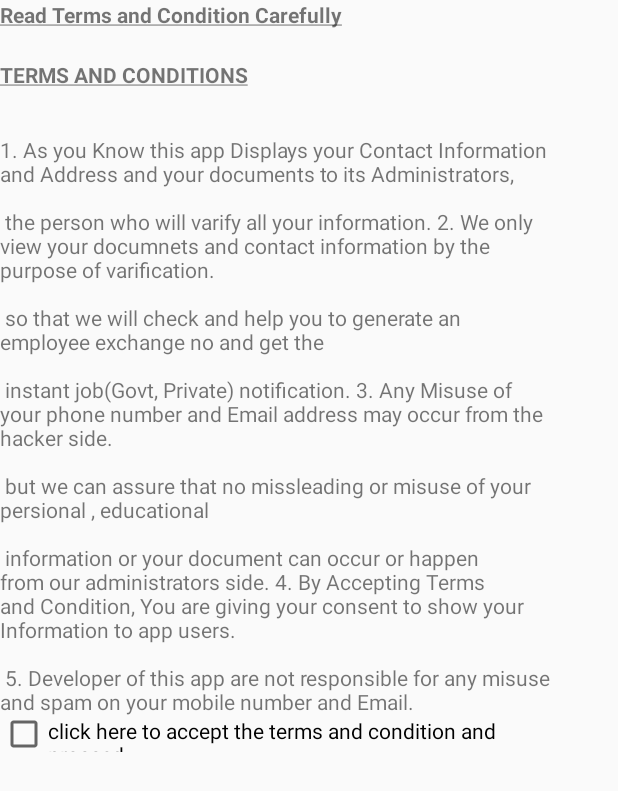
After one commit to bloodrob/EERAGIJN, an Android app: the PopUpTermsAndCondition screen opened directly, with no data from a screen before it, on a phone screen of 412 x 824 dp. The commit adds this screen. Shown: the top 791 px of the screen. Run offline under Robolectric (Android 15) with nearby library versions, the phone set to English and light mode, and no system bars; 1 statement that could not run was skipped.

Commit message:
test commit

```diff
--- a/app/build.gradle
+++ b/app/build.gradle
@@ -70,4 +70,5 @@ jar{
 
 
 
+
 apply plugin: 'com.google.gms.google-services'
--- a/app/src/main/AndroidManifest.xml
+++ b/app/src/main/AndroidManifest.xml
@@ -52,7 +52,8 @@
         <activity android:name=".UserSearchAllJob" />
         <activity android:name=".UserCheckStatus" />
         <activity android:name=".AboutUs" />
-        <activity android:name=".ContactUs"></activity>
+        <activity android:name=".ContactUs" />
+        <activity android:name=".PopUpTermsAndCondition"></activity>
     </application>
 
 </manifest>
--- /dev/null
+++ b/app/src/main/java/com/dev/r19/eeragijn/PopUpTermsAndCondition.java
@@ -0,0 +1,50 @@
+package com.dev.r19.eeragijn;
+
+import android.content.Context;
+import android.content.Intent;
+import android.support.v7.app.AppCompatActivity;
+import android.os.Bundle;
+import android.view.Gravity;
+import android.view.LayoutInflater;
+import android.view.View;
+import android.widget.Button;
+import android.widget.CheckBox;
+import android.widget.PopupWindow;
+import android.widget.Toast;
+
+public class PopUpTermsAndCondition extends AppCompatActivity {
+    // checkBox
+    private CheckBox checkTerm;
+    //button
+    private Button submitAccept, submitCancel;
+
+    @Override
+    protected void onCreate(Bundle savedInstanceState) {
+        super.onCreate(savedInstanceState);
+        setContentView(R.layout.activity_pop_up_terms_and_condition);
+        // initialization
+        checkTerm = (CheckBox)findViewById(R.id.check_term);
+        submitAccept = (Button)findViewById(R.id.accept_terms);
+        submitCancel = (Button)findViewById(R.id.cancel_terms);
+
+        // initialization and set up for pop out layout
+        LayoutInflater inflater = (LayoutInflater) this.getSystemService(Context.LAYOUT_INFLATER_SERVICE);
+        PopupWindow popW = new PopupWindow(inflater.inflate(R.layout.activity_pop_up_terms_and_condition, null, false),100, 100, true);
+        popW.showAtLocation(this.findViewById(R.id.read_term), Gravity.CENTER, 0 , 0);
+        submitAccept.setOnClickListener(new View.OnClickListener() {
+                @Override
+                public void onClick(View v) {
+                    // if checkBox clicked
+                    if (checkTerm.isChecked()) {
+                        Intent intent = new Intent(PopUpTermsAndCondition.this, UserPersionalInfoInsert.class);
+                        startActivity(intent);
+                    }
+                    // if checkbox Not clicked
+                    if (!checkTerm.isChecked()) {
+                        Toast.makeText(PopUpTermsAndCondition.this, "Please Check the checkbox before proceed.", Toast.LENGTH_LONG).show();
+                        return;
+                    }
+                }
+            });
+    }
+}
--- /dev/null
+++ b/app/src/main/res/layout/activity_pop_up_terms_and_condition.xml
@@ -0,0 +1,55 @@
+<?xml version="1.0" encoding="utf-8"?>
+<RelativeLayout xmlns:android="http://schemas.android.com/apk/res/android"
+    xmlns:app="http://schemas.android.com/apk/res-auto"
+    xmlns:tools="http://schemas.android.com/tools"
+    android:layout_width="match_parent"
+    android:layout_height="match_parent"
+    tools:context="com.dev.r19.eeragijn.PopUpTermsAndCondition">
+
+    <LinearLayout
+        android:layout_width="368dp"
+        android:layout_height="501dp"
+        android:orientation="vertical"
+        tools:layout_editor_absoluteX="8dp"
+        tools:layout_editor_absoluteY="8dp">
+
+        <TextView
+            android:id="@+id/read_term"
+            android:layout_width="match_parent"
+            android:layout_height="40dp"
+            android:text="@string/terms_ref"
+            />
+
+        <TextView
+            android:id="@+id/textView55"
+            android:layout_width="match_parent"
+            android:layout_height="50dp"
+            android:text="@string/terms_string" />
+
+        <TextView
+            android:id="@+id/textView56"
+            android:layout_width="match_parent"
+            android:layout_height="wrap_content"
+            android:text="@string/terms_condition"
+            />
+
+        <CheckBox
+            android:id="@+id/check_term"
+            android:layout_width="match_parent"
+            android:layout_height="wrap_content"
+            android:text="click here to accept the terms and condition and procced" />
+
+        <Button
+            android:id="@+id/accept_terms"
+            android:layout_width="match_parent"
+            android:layout_height="wrap_content"
+            android:text="Continue" />
+
+        <Button
+            android:id="@+id/cancel_terms"
+            android:layout_width="match_parent"
+            android:layout_height="wrap_content"
+            android:text="Cancel" />
+
+    </LinearLayout>
+</RelativeLayout>
--- a/app/src/main/res/values/strings.xml
+++ b/app/src/main/res/values/strings.xml
@@ -11,4 +11,19 @@
     <string name="title_activity_admin_main">AdminMainActivity</string>
     <string name="title_activity_new_user_main">NewUserMainActivity</string>
     <string name="admin_marquee_text">Hi this is robin. I live in dibruggarh, Now i studied in Tezpur central University</string>
+    <string name="terms_ref"><b><u>Read Terms and Condition Carefully</u></b></string>
+    <string name="terms_string"><b><u>TERMS AND CONDITIONS</u></b></string>
+    <string name="terms_condition">
+        1. As you Know this app Displays your Contact Information and Address and your documents to its Administrators, \n\n
+		the person who will varify all your information.
+        2. We only view your documnets and contact information by the purpose of varification.\n\n
+		so that we will check and help you to generate an employee exchange no and get the \n\n
+		instant job(Govt, Private) notification.
+        3. Any Misuse of your phone number and Email address may occur from the hacker side. \n\n
+		but we can assure that no missleading or misuse of your persional , educational \n\
+		information or your document can occur or happen from our administrators side.
+        4. By Accepting Terms and Condition, You are giving your consent to show your Information to app users.\n\n
+        5. Developer of this app are not responsible for any misuse and spam on your mobile number and Email.
+    </string>
+
 </resources>
```
